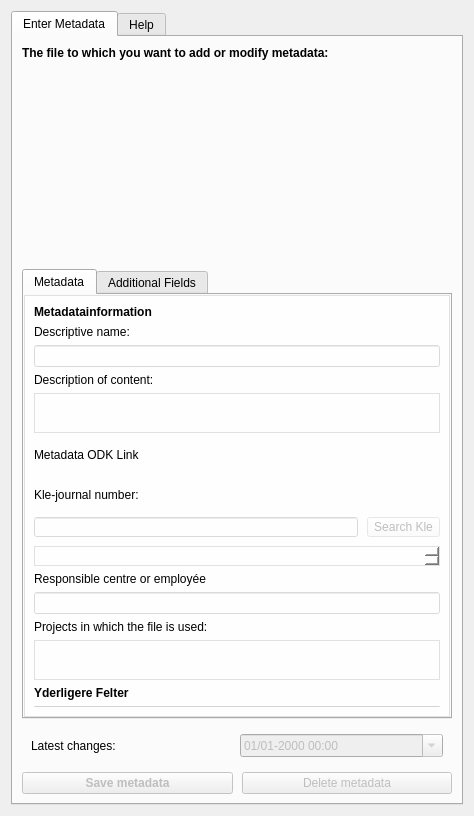
Old version of the form src/MetadataDbLinker/ui/dialog_metadata.ui in the repository Septima/qgis-metadatafunctionality.
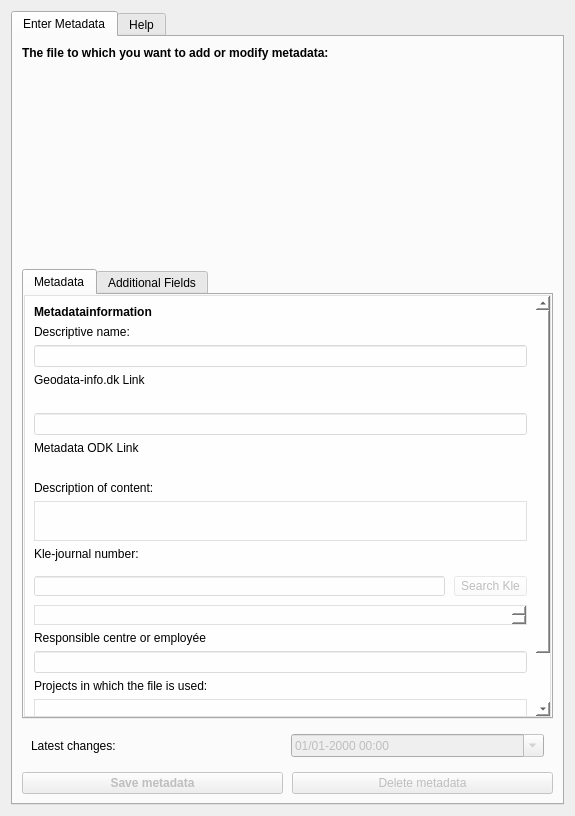
New version of the form.

Commit message: Geodatainfo link tilbage

```diff
--- a/src/MetadataDbLinker/ui/dialog_metadata.ui
+++ b/src/MetadataDbLinker/ui/dialog_metadata.ui
@@ -9,7 +9,7 @@
    <rect>
     <x>0</x>
     <y>0</y>
-    <width>474</width>
+    <width>575</width>
     <height>816</height>
    </rect>
   </property>
@@ -130,8 +130,8 @@
                <rect>
                 <x>0</x>
                 <y>0</y>
-                <width>424</width>
-                <height>422</height>
+                <width>508</width>
+                <height>472</height>
                </rect>
               </property>
               <property name="minimumSize">
@@ -215,6 +215,47 @@
                  </property>
                 </widget>
                </item>
+               <item>
+                <widget class="QLabel" name="geodatainfoLabel">
+                 <property name="text">
+                  <string>Geodata-info.dk Link</string>
+                 </property>
+                </widget>
+               </item>
+               <item>
+                <widget class="QLabel" name="geodatainfo_link">
+                 <property name="text">
+                  <string/>
+                 </property>
+                </widget>
+               </item>
+               <item>
+                <widget class="QLineEdit" name="geodatainfoEdit">
+                 <property name="enabled">
+                  <bool>false</bool>
+                 </property>
+                 <property name="text">
+                  <string/>
+                 </property>
+                 <property name="maxLength">
+                  <number>255</number>
+                 </property>
+                </widget>
+               </item>
+               <item>
+                <widget class="QLabel" name="metadatabaseodkLabel">
+                 <property name="text">
+                  <string>Metadata ODK Link</string>
+                 </property>
+                </widget>
+               </item>
+               <item>
+                <widget class="QLabel" name="metadatabaseodk_link">
+                 <property name="text">
+                  <string/>
+                 </property>
+                </widget>
+               </item>
                <item>
                 <widget class="QLabel" name="descriptionLabel">
                  <property name="text">
@@ -247,41 +288,6 @@
                  </property>
                 </widget>
                </item>
-               <item>
-                <widget class="QWidget" name="widget_7" native="true">
-                 <layout class="QVBoxLayout" name="verticalLayout_5" stretch="0">
-                  <property name="spacing">
-                   <number>9</number>
-                  </property>
-                  <property name="leftMargin">
-                   <number>0</number>
-                  </property>
-                  <property name="topMargin">
-                   <number>9</number>
-                  </property>
-                  <property name="rightMargin">
-                   <number>0</number>
-                  </property>
-                  <property name="bottomMargin">
-                   <number>0</number>
-                  </property>
-                  <item>
-                   <widget class="QLabel" name="metadatabaseodkLabel">
-                    <property name="text">
-                     <string>Metadata ODK Link</string>
-                    </property>
-                   </widget>
-                  </item>
-                 </layout>
-                </widget>
-               </item>
-               <item>
-                <widget class="QLabel" name="metadatabaseodk_link">
-                 <property name="text">
-                  <string/>
-                 </property>
-                </widget>
-               </item>
                <item>
                 <widget class="QLabel" name="kleLabel">
                  <property name="text">
```
The commit also changes 4 other files.
